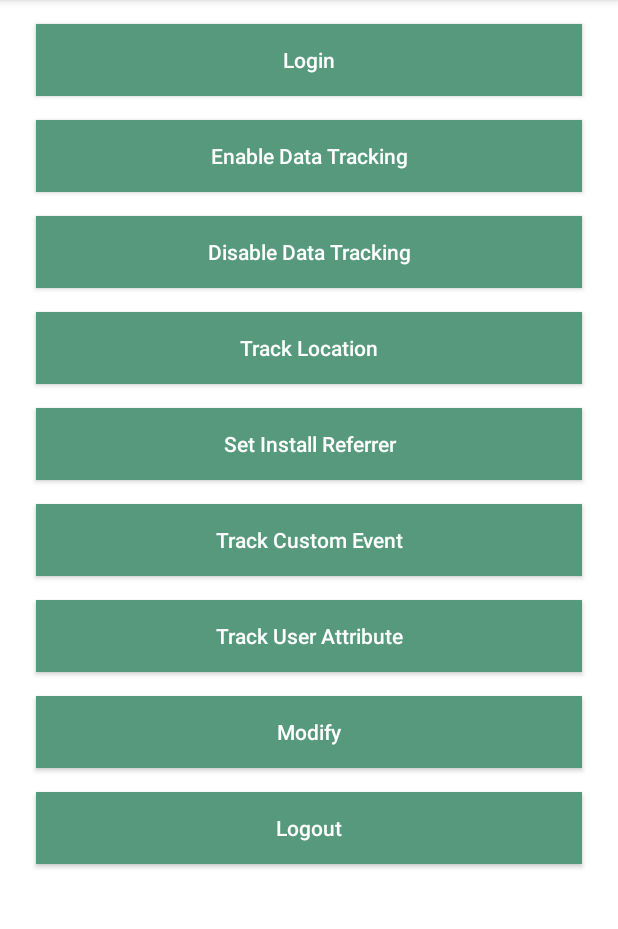
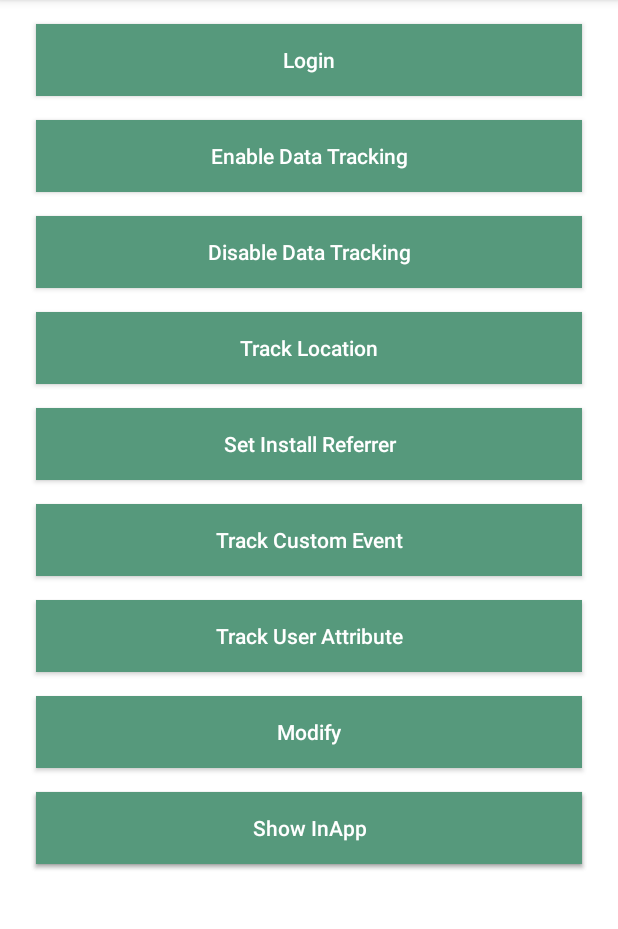
Before and after one commit to moengage/mparticle-android-sdk, an Android app: the screen it shows after launch (MainActivity), on a phone screen of 412 x 824 dp, the part 84-1013 px from its top. Run offline under Robolectric (Android 15) with nearby library versions, the phone set to English and light mode, and no system bars; libraries missing offline, so code that uses them is left out: com.moengage.core, com.mparticle, com.mparticle.kits; 4 statements that could not run were skipped.

```diff
--- a/example/build.gradle.kts
+++ b/example/build.gradle.kts
@@ -69,6 +69,7 @@ dependencies {
         exclude("com.moengage", "core")
     }
     // Todo: Remove this Snapshot build dependency
-    implementation("com.moengage:core:7.4.2-SNAPSHOT")
+    implementation("com.moengage:core:7.5.1-SNAPSHOT")
+    implementation(moengage.inapp)
     implementation(moengageInternal.kotlinStdLib)
 }
--- a/example/src/main/AndroidManifest.xml
+++ b/example/src/main/AndroidManifest.xml
@@ -1,5 +1,9 @@
 <?xml version="1.0" encoding="utf-8"?>
 <manifest xmlns:android="http://schemas.android.com/apk/res/android" >
+
+    <uses-permission android:name="android.permission.INTERNET" />
+    <uses-permission android:name="android.permission.ACCESS_NETWORK_STATE" />
+    <uses-permission android:name="android.permission.READ_PHONE_STATE" />
 
     <application
         android:name=".SampleApplication"
@@ -25,7 +29,7 @@
         <!-- Required to register for push notification tokens from mParticle -->
         <receiver
             android:name="com.mparticle.MPReceiver"
-            android:exported="false"
+            android:exported="true"
             android:permission="com.google.android.c2dm.permission.SEND" >
             <intent-filter>
                 <action android:name="com.google.android.c2dm.intent.RECEIVE" />
--- a/example/src/main/java/com/moengage/mparticle/sampleapp/Constants.kt
+++ b/example/src/main/java/com/moengage/mparticle/sampleapp/Constants.kt
@@ -29,7 +29,4 @@ const val M_PARTICLE_API_SECRET = "YOUR_M_PARTICLE_API_SECRET"
  */
 const val FCM_SENDER_ID = "YOUR SENDER ID"
 
-/**
- * Todo: Update the KitId
- */
-const val MOENGAGE_KIT_ID = -1
+const val MOENGAGE_KIT_ID = 1167
--- a/example/src/main/java/com/moengage/mparticle/sampleapp/MParticleRequestHandler.kt
+++ b/example/src/main/java/com/moengage/mparticle/sampleapp/MParticleRequestHandler.kt
@@ -42,11 +42,11 @@ internal object MParticleRequestHandler {
     }
 
     fun enableDataTracking() {
-        MParticle.getInstance()?.optOut = true
+        MParticle.getInstance()?.optOut = false
     }
 
     fun disableDataTracking() {
-        MParticle.getInstance()?.optOut = false
+        MParticle.getInstance()?.optOut = true
     }
 
     fun trackUserLocation() {
--- a/example/src/main/java/com/moengage/mparticle/sampleapp/SampleApplication.kt
+++ b/example/src/main/java/com/moengage/mparticle/sampleapp/SampleApplication.kt
@@ -66,6 +66,6 @@ class SampleApplication : Application() {
             )
 
         // Configure the required configuration for MoEngage SDK
-        MoEngage.configureInitConfigForDefaultInstance(moEngageBuilder, IntegrationPartner.M_PARTICLE)
+        MoEngage.configureForDefaultInstance(moEngageBuilder, IntegrationPartner.M_PARTICLE)
     }
 }
--- a/example/src/main/res/layout/activity_main.xml
+++ b/example/src/main/res/layout/activity_main.xml
@@ -96,4 +96,14 @@
       app:layout_constraintEnd_toEndOf="parent"
       app:layout_constraintStart_toStartOf="parent"
       app:layout_constraintTop_toBottomOf="@id/modifyButton" />
+
+  <androidx.appcompat.widget.AppCompatButton
+      android:id="@+id/showInApp"
+      style="@style/DefaultButtonStyle"
+      android:layout_width="match_parent"
+      android:layout_height="wrap_content"
+      android:text="Show InApp"
+      app:layout_constraintEnd_toEndOf="parent"
+      app:layout_constraintStart_toStartOf="parent"
+      app:layout_constraintTop_toBottomOf="@id/modifyButton" />
 </androidx.constraintlayout.widget.ConstraintLayout>
--- a/moengage-kit/build.gradle.kts
+++ b/moengage-kit/build.gradle.kts
@@ -56,7 +56,7 @@ dependencies {
         exclude("com.moengage", "core")
     }
     // Todo: Remove this Snapshot build dependency
-    compileOnly("com.moengage:core:7.4.2-SNAPSHOT")
+    compileOnly("com.moengage:core:7.5.1-SNAPSHOT")
 
     testImplementation(moengage.core) {
         exclude("com.moengage", "core")
--- a/moengage-kit/src/main/java/com/moengage/mparticle/kits/Constants.kt
+++ b/moengage-kit/src/main/java/com/moengage/mparticle/kits/Constants.kt
@@ -15,12 +15,12 @@ package com.moengage.mparticle.kits
 
 const val KIT_NAME = "MoEngage"
 
-internal const val MOE_APP_ID_KEY = "appId"
+internal const val MOE_APP_ID_KEY = "APP_ID"
 
 internal const val INTEGRATION_META_TYPE = "mparticle_native"
-
-internal const val REFERRER_EXTRA = "referrer"
 
 internal const val EVENT_TYPE_PROPERTIES = "event_type"
 
 internal const val PREF_KEY_HAS_SYNCED_ATTRIBUTES = "moengage::has_synced_attributes"
+
+internal const val PREF_KEY_HAS_TRACKED_REFERRER_ATTRIBUTES = "moengage::has_tracked_referrer"
--- a/settings.gradle.kts
+++ b/settings.gradle.kts
@@ -36,7 +36,7 @@ dependencyResolutionManagement {
             from("com.moengage:android-dependency-catalog-internal:2.1.1")
         }
         create("moengage") {
-            from("com.moengage:android-dependency-catalog:4.4.0")
+            from("com.moengage:android-dependency-catalog:4.5.0")
         }
         create("appLibs") {
             from(files("./gradle/appLibs.versions.toml"))
```
Also changed, not shown: example/src/main/java/com/moengage/mparticle/sampleapp/MainActivity.kt (+10 -0 lines), moengage-kit/src/main/java/com/moengage/mparticle/kits/MoEngageKit.kt (+20 -8 lines), 1 other file.
